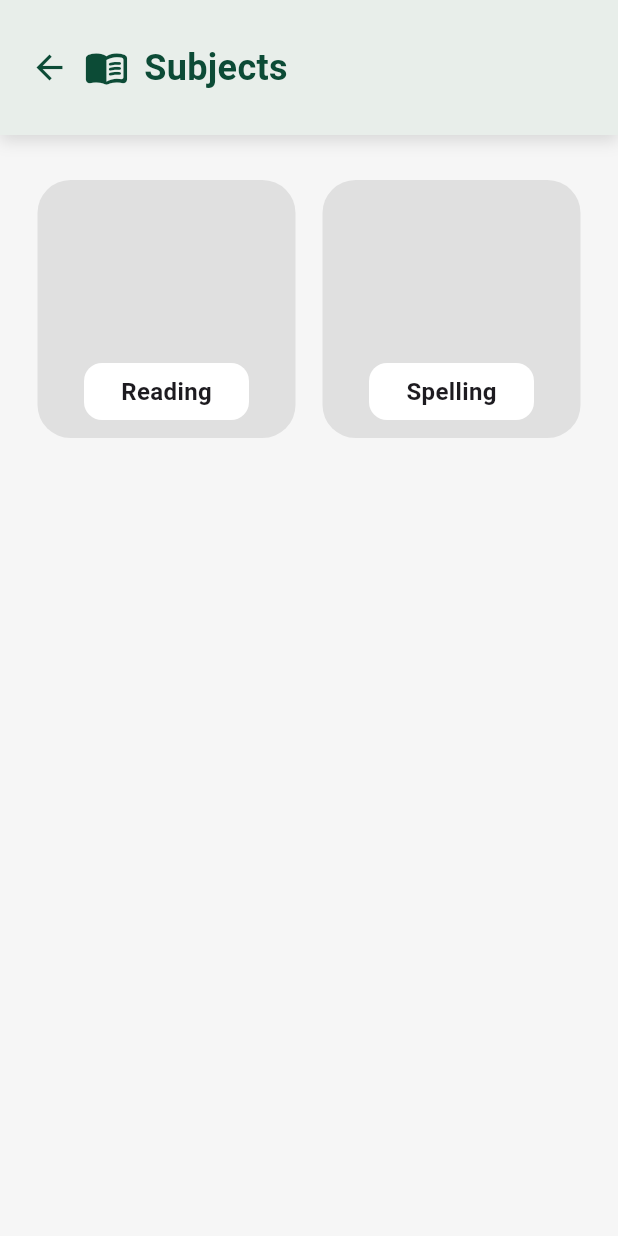
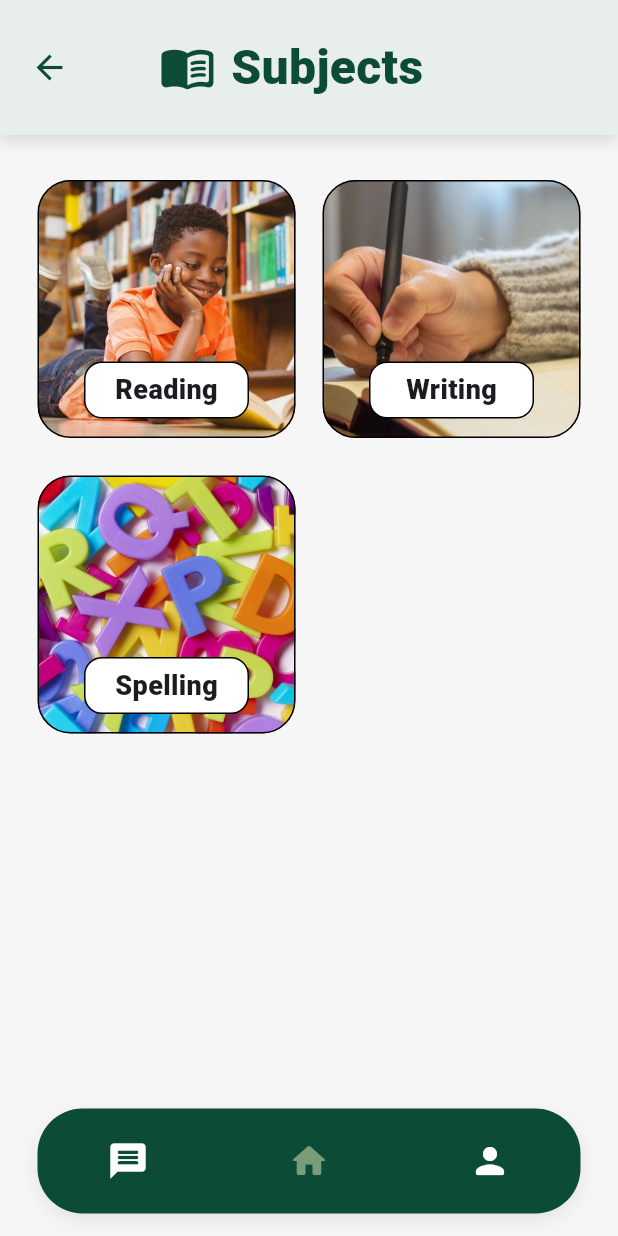
Before and after one commit to maelprz/SE-EduBridge, a Flutter app: the SubjectsScreen screen opened directly, on a phone screen of 412 x 824 dp. Run offline on Flutter 3.47's test engine with Material 3 defaults, Android fonts, the phone set to English and light mode, and no system bars.

Commit message:
Added: -Finalized subjects_screen fully functional -template designs for each subject

```diff
--- a/flutter_edubridge/lib/Subjects/spelling/spelling_screen.dart
+++ b/flutter_edubridge/lib/Subjects/spelling/spelling_screen.dart
@@ -8,7 +8,7 @@ class SpellingSubject extends StatelessWidget {
     return Scaffold(
       appBar: AppBar(
         title: const Text("Spelling"),
-        backgroundColor: const Color(0xFF0B6A32),
+        backgroundColor: const Color(0xFF0C4B36),
       ),
       body: const Center(
         child: Text(
--- a/flutter_edubridge/lib/Subjects/subjects_screen.dart
+++ b/flutter_edubridge/lib/Subjects/subjects_screen.dart
@@ -1,6 +1,8 @@
 import 'package:flutter/material.dart';
-import 'reading/reading_screen.dart' as reading;
-import 'spelling/spelling_screen.dart' as spelling;
+import '../reusables/bottom_nav_wrapper.dart';
+import 'reading/reading_screen.dart';
+import 'spelling/spelling_screen.dart';
+import 'writing/writing_screen.dart';
 
 class SubjectsScreen extends StatelessWidget {
   const SubjectsScreen({super.key});
@@ -10,12 +12,14 @@ class SubjectsScreen extends StatelessWidget {
 
   @override
   Widget build(BuildContext context) {
-    return Scaffold(
+    return BottomNavWrapper(
+      index: 1,
+      child: Scaffold(
         backgroundColor: const Color(0xFFF6F6F6),
         body: SafeArea(
           child: Column(
             children: [
-            /// HEADER ---------------------------------------------------
+              /// HEADER -------------------------------
               Container(
                 height: 90,
                 width: double.infinity,
@@ -33,20 +37,18 @@ class SubjectsScreen extends StatelessWidget {
                 child: Row(
                   children: [
                     GestureDetector(
-                    onTap: () {
-                      Navigator.pop(context); // Go back to DashboardScreen
-                    },
-                    child: Icon(Icons.arrow_back, size: 26, color: green),
+                      onTap: () => Navigator.pop(context),
+                      child: Icon(Icons.arrow_back, size: 26, color: Color(0xFF0C4B36)),
                     ),
-                  const SizedBox(width: 10),
-                  Icon(Icons.menu_book_rounded, size: 30, color: green),
+                    const SizedBox(width: 60),
+                    Icon(Icons.menu_book_rounded, size: 38, color: Color(0xFF0C4B36)),
                     const SizedBox(width: 10),
                     Text(
                       "Subjects",
                       style: TextStyle(
-                      fontSize: 24,
-                      fontWeight: FontWeight.w700,
-                      color: green,
+                        fontSize: 32,
+                        fontWeight: FontWeight.w900,
+                        color: Color(0xFF0C4B36),
                       ),
                     ),
                   ],
@@ -55,7 +57,7 @@ class SubjectsScreen extends StatelessWidget {
 
               const SizedBox(height: 30),
 
-            /// SUBJECTS -------------------------------------------------
+              /// SUBJECT GRID -------------------------
               Expanded(
                 child: Padding(
                   padding: const EdgeInsets.symmetric(horizontal: 25),
@@ -64,30 +66,35 @@ class SubjectsScreen extends StatelessWidget {
                     mainAxisSpacing: 25,
                     crossAxisSpacing: 18,
                     children: [
-                    /// READING ------------------------------------------
                       subjectCard(
                         title: "Reading",
                         image: "assets/subjects/reading.png",
                         onTap: () {
                           Navigator.push(
                             context,
-                          MaterialPageRoute(
-                            builder: (_) => const reading.ReadingSubject(),
-                          ),
+                            MaterialPageRoute(builder: (_) => ReadingSubject()),
                           );
                         },
                       ),
 
-                    /// SPELLING ------------------------------------------
+                      subjectCard(
+                        title: "Writing",
+                        image: "assets/subjects/writing.png",
+                        onTap: () {
+                          Navigator.push(
+                            context,
+                            MaterialPageRoute(builder: (_) => WritingSubject()),
+                          );
+                        },
+                      ),
+
                       subjectCard(
                         title: "Spelling",
                         image: "assets/subjects/spelling.png",
                         onTap: () {
                           Navigator.push(
                             context,
-                          MaterialPageRoute(
-                            builder: (_) => const spelling.SpellingSubject(),
-                          ),
+                            MaterialPageRoute(builder: (_) => SpellingSubject()),
                           );
                         },
                       ),
@@ -98,17 +105,24 @@ class SubjectsScreen extends StatelessWidget {
             ],
           ),
         ),
+      ),
     );
   }
 
-  /// WIDGET REUSABLE CARD -----------------------------------------------
   Widget subjectCard({required String title, required String image, required VoidCallback onTap}) {
     return GestureDetector(
       onTap: onTap,
       child: Container(
         decoration: BoxDecoration(
-          color: Colors.grey.shade300, /// TEMP placeholder instead of asset
           borderRadius: BorderRadius.circular(22),
+          border: Border.all(
+            color: Colors.black,
+            width: 1,
+          ),
+          image: DecorationImage(
+            image: AssetImage(image),
+            fit: BoxFit.cover,
+          ),
         ),
         child: Align(
           alignment: Alignment.bottomCenter,
@@ -120,12 +134,18 @@ class SubjectsScreen extends StatelessWidget {
             decoration: BoxDecoration(
               color: Colors.white,
               borderRadius: BorderRadius.circular(12),
+              border: Border.all(
+                color: Colors.black,
+                width: 1,
               ),
-            child: Text(title,
+            ),
+            child: Text(
+              title,
               style: const TextStyle(
-                  fontSize: 16,
-                  fontWeight: FontWeight.w600,
-                )),
+                fontSize: 18,
+                fontWeight: FontWeight.w800,
+              ),
+            ),
           ),
         ),
       ),
--- a/flutter_edubridge/pubspec.yaml
+++ b/flutter_edubridge/pubspec.yaml
@@ -25,5 +25,6 @@ flutter:
     - assets/profile/user.png
     - assets/login_registration/bg-pic.png
     - assets/login_registration/logo.png
-    - assets/subjects/reading.ping
-    - assets/subjects/spelling.ping
+    - assets/subjects/reading.png
+    - assets/subjects/spelling.png
+    - assets/subjects/writing.png
```
Also changed, not shown: flutter_edubridge/lib/Subjects/writing/writing_screen.dart (renamed from flutter_edubridge/lib/Subjects/reading/reading_screen.dart, +5 -5 lines), flutter_edubridge/assets/subjects/writing.png (added). Lines whose indentation alone changed are shown as unchanged.
